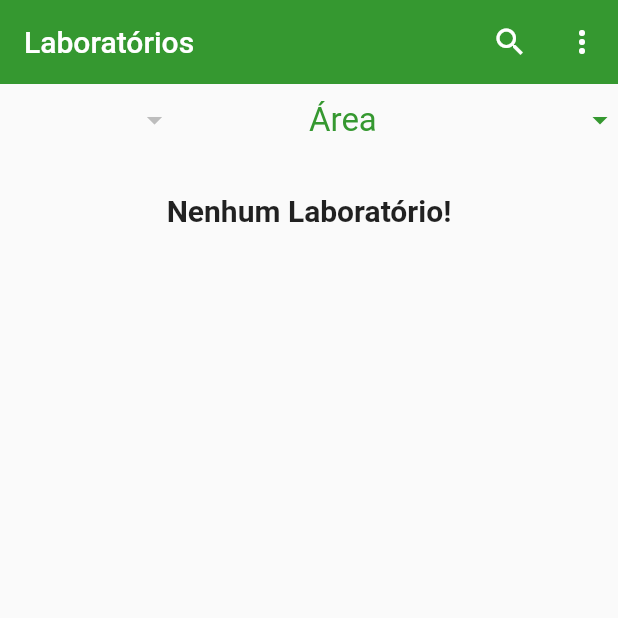
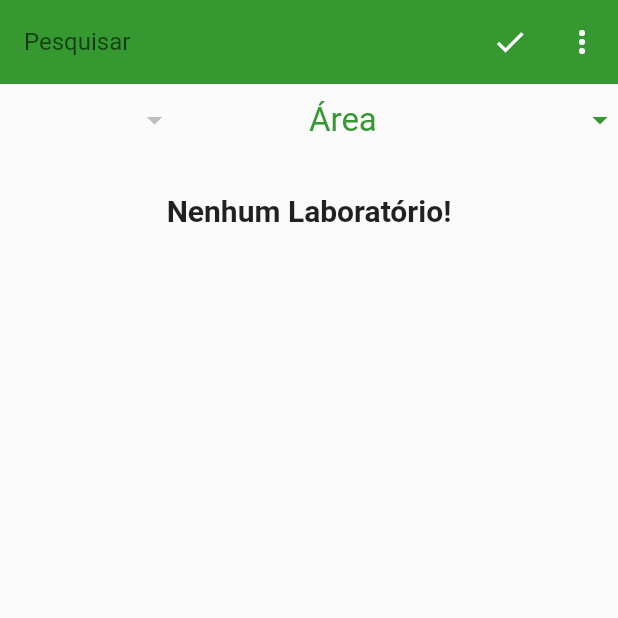
Before and after one commit to gustavo-silvalara/infolab-app, a Flutter app: the screen it shows after launch, after a tap on the "search" icon, on a phone screen of 412 x 824 dp, the top half of it. Run offline on Flutter 3.47's test engine with Material 2 defaults, Android fonts, the phone set to English and light mode, and no system bars; our stand-ins replace brasil_fields, carousel_pro, cloud_firestore, firebase_auth, firebase_storage, image_picker; missing offline and left inert: validadores; accounts and stored records are empty; statements that could not run were skipped.

Commit message:
pesquisa prot

```diff
--- a/lib/util/Configuracoes.dart
+++ b/lib/util/Configuracoes.dart
@@ -48,7 +48,7 @@ class Configuracoes {
 
     itensDropCategorias.add(DropdownMenuItem(
       child: Text("Engenharias"),
-      value: "engenharia",
+      value: "engenharias",
     ));
 
     itensDropCategorias.add(DropdownMenuItem(
--- a/lib/views/Laboratorios.dart
+++ b/lib/views/Laboratorios.dart
@@ -6,6 +6,7 @@ import 'package:firebase_auth/firebase_auth.dart';
 import 'package:infolab_app/main.dart';
 import 'package:infolab_app/models/Laboratorio.dart';
 import 'package:infolab_app/util/Configuracoes.dart';
+import 'package:infolab_app/views/widgets/InputPesquisa.dart';
 import 'package:infolab_app/views/widgets/ItemLaboratorio.dart';
 
 class Laboratorios extends StatefulWidget {
@@ -14,6 +15,10 @@ class Laboratorios extends StatefulWidget {
 }
 
 class _LaboratoriosState extends State<Laboratorios> {
+  bool digitando = false;
+  final TextEditingController _controllerPesquisa =
+      TextEditingController(text: '');
+
   List<String> itensMenu = [];
   List<DropdownMenuItem<String>> _listaItensDropCategorias;
   List<DropdownMenuItem<String>> _listaItensDropEstados;
@@ -85,6 +90,20 @@ class _LaboratoriosState extends State<Laboratorios> {
     });
   }
 
+  Future<Stream<QuerySnapshot>> _filtrarPesquisa() async {
+    Firestore db = Firestore.instance;
+    Query query = db.collection("laboratorios");
+
+    if (_controllerPesquisa.text.length > 2) {
+      query = query.where("responsavel", isEqualTo: _controllerPesquisa.text);
+      _controllerPesquisa.text = '';
+    }
+    Stream<QuerySnapshot> stream = query.snapshots();
+    stream.listen((dados) {
+      _controller.add(dados);
+    });
+  }
+
   @override
   void initState() {
     super.initState();
@@ -111,12 +130,24 @@ class _LaboratoriosState extends State<Laboratorios> {
 
     return Scaffold(
       appBar: AppBar(
-        title: Text('Laboratórios'),
+        title: digitando
+            ? InputPesquisa(
+                controller: _controllerPesquisa,
+                onTyping: this._filtrarPesquisa,
+              )
+            : Text('Laboratórios'),
         elevation: 0.0,
         actions: <Widget>[
           IconButton(
-            icon: Icon(Icons.search),
-            onPressed: () => {print('ara')},
+            icon: Icon(digitando ? Icons.check : Icons.search),
+            onPressed: () {
+              setState(() {
+                if (digitando) {
+                  _filtrarPesquisa();
+                }
+                digitando = !digitando;
+              });
+            },
           ),
           PopupMenuButton<String>(
             onSelected: _escolhaMenuItem,
--- /dev/null
+++ b/lib/views/widgets/InputPesquisa.dart
@@ -0,0 +1,32 @@
+import 'package:flutter/material.dart';
+import 'package:infolab_app/main.dart';
+
+class InputPesquisa extends StatelessWidget {
+  final TextEditingController controller;
+  VoidCallback onTyping;
+
+  InputPesquisa({@required this.controller, this.onTyping});
+
+  @override
+  Widget build(BuildContext context) {
+    return Container(
+      alignment: Alignment.centerLeft,
+      color: temaPadrao.primaryColor,
+      child: TextField(
+        controller: controller,
+        onChanged: (val) {
+          if (controller.text.length > 3) {
+            Future.delayed(Duration(milliseconds: 450), () {
+              this.onTyping;
+            });
+          }
+        },
+        style: TextStyle(color: Colors.white),
+        decoration: InputDecoration(
+          border: InputBorder.none,
+          hintText: 'Pesquisar',
+        ),
+      ),
+    );
+  }
+}
```
